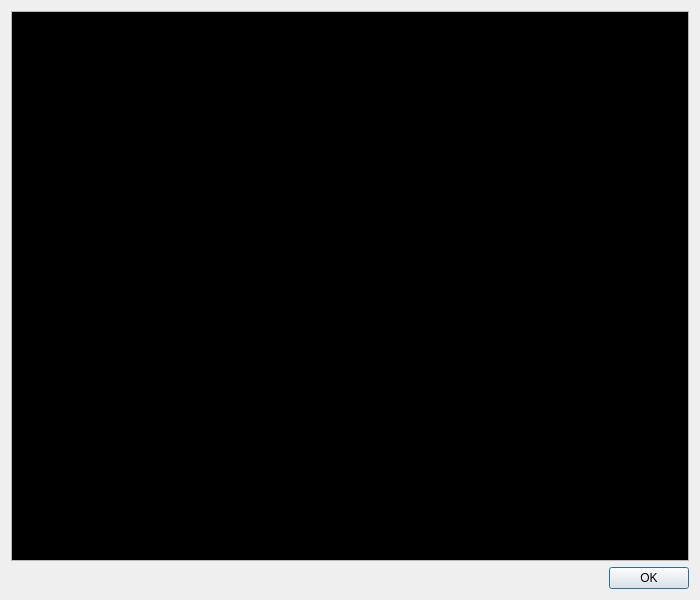
Old version of the form ui/CommandDialog.ui in the repository git-cola/git-cola.
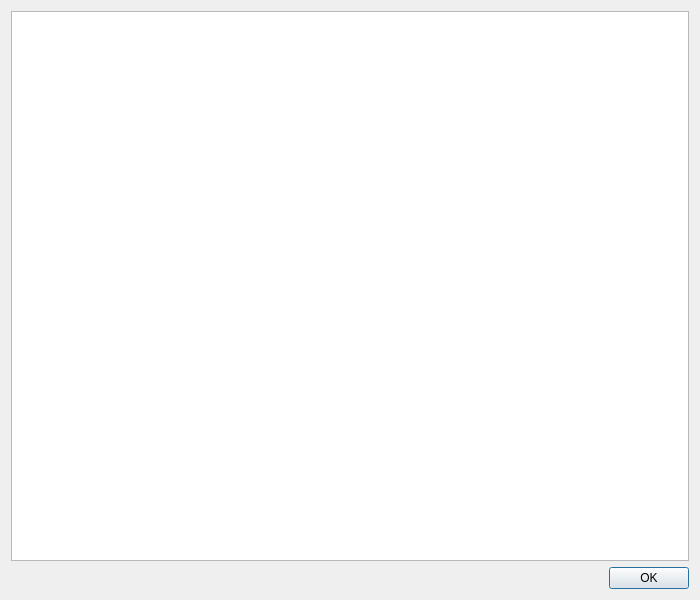
New version of the form.

```diff
--- a/ui/CommandDialog.ui
+++ b/ui/CommandDialog.ui
@@ -15,124 +15,6 @@
   <layout class="QVBoxLayout" >
    <item>
     <widget class="QTextEdit" name="commandText" >
-     <property name="palette" >
-      <palette>
-       <active>
-        <colorrole role="Text" >
-         <brush brushstyle="SolidPattern" >
-          <color alpha="255" >
-           <red>170</red>
-           <green>170</green>
-           <blue>127</blue>
-          </color>
-         </brush>
-        </colorrole>
-        <colorrole role="Base" >
-         <brush brushstyle="SolidPattern" >
-          <color alpha="255" >
-           <red>0</red>
-           <green>0</green>
-           <blue>0</blue>
-          </color>
-         </brush>
-        </colorrole>
-        <colorrole role="Highlight" >
-         <brush brushstyle="SolidPattern" >
-          <color alpha="255" >
-           <red>0</red>
-           <green>255</green>
-           <blue>0</blue>
-          </color>
-         </brush>
-        </colorrole>
-        <colorrole role="HighlightedText" >
-         <brush brushstyle="SolidPattern" >
-          <color alpha="255" >
-           <red>0</red>
-           <green>0</green>
-           <blue>0</blue>
-          </color>
-         </brush>
-        </colorrole>
-       </active>
-       <inactive>
-        <colorrole role="Text" >
-         <brush brushstyle="SolidPattern" >
-          <color alpha="255" >
-           <red>170</red>
-           <green>170</green>
-           <blue>127</blue>
-          </color>
-         </brush>
-        </colorrole>
-        <colorrole role="Base" >
-         <brush brushstyle="SolidPattern" >
-          <color alpha="255" >
-           <red>0</red>
-           <green>0</green>
-           <blue>0</blue>
-          </color>
-         </brush>
-        </colorrole>
-        <colorrole role="Highlight" >
-         <brush brushstyle="SolidPattern" >
-          <color alpha="255" >
-           <red>0</red>
-           <green>255</green>
-           <blue>0</blue>
-          </color>
-         </brush>
-        </colorrole>
-        <colorrole role="HighlightedText" >
-         <brush brushstyle="SolidPattern" >
-          <color alpha="255" >
-           <red>0</red>
-           <green>0</green>
-           <blue>0</blue>
-          </color>
-         </brush>
-        </colorrole>
-       </inactive>
-       <disabled>
-        <colorrole role="Text" >
-         <brush brushstyle="SolidPattern" >
-          <color alpha="255" >
-           <red>96</red>
-           <green>96</green>
-           <blue>96</blue>
-          </color>
-         </brush>
-        </colorrole>
-        <colorrole role="Base" >
-         <brush brushstyle="SolidPattern" >
-          <color alpha="255" >
-           <red>255</red>
-           <green>255</green>
-           <blue>255</blue>
-          </color>
-         </brush>
-        </colorrole>
-        <colorrole role="Highlight" >
-         <brush brushstyle="SolidPattern" >
-          <color alpha="255" >
-           <red>68</red>
-           <green>68</green>
-           <blue>68</blue>
-          </color>
-         </brush>
-        </colorrole>
-        <colorrole role="HighlightedText" >
-         <brush brushstyle="SolidPattern" >
-          <color alpha="255" >
-           <red>0</red>
-           <green>0</green>
-           <blue>0</blue>
-          </color>
-         </brush>
-        </colorrole>
-       </disabled>
-      </palette>
-     </property>
      <property name="font" >
       <font>
        <family>Monospace</family>
```
